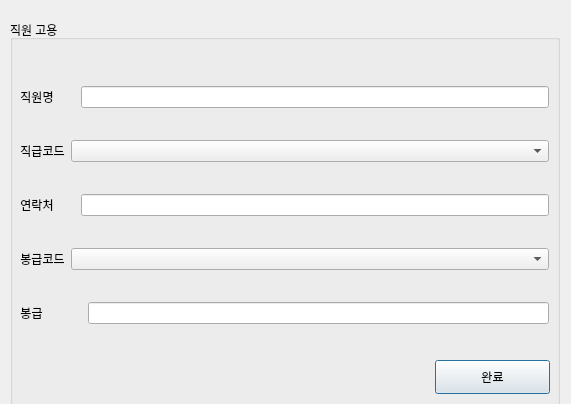
Old version of the form ui/직원고용.ui in the repository johnnyapu15/IDB.
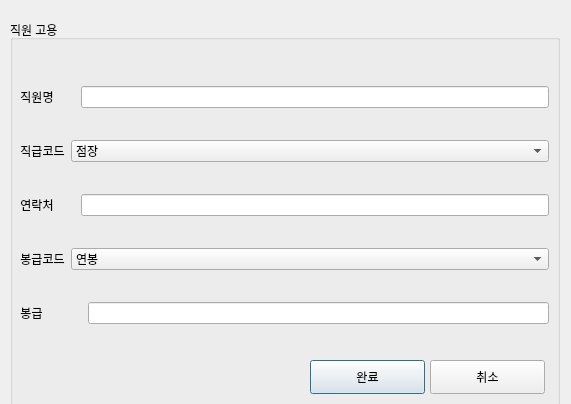
New version of the form.

```diff
--- a/ui/직원고용.ui
+++ b/ui/직원고용.ui
@@ -68,7 +68,7 @@
    <widget class="QPushButton" name="pushButton_21">
     <property name="geometry">
      <rect>
-      <x>425</x>
+      <x>300</x>
       <y>340</y>
       <width>115</width>
       <height>34</height>
@@ -149,7 +149,18 @@
         </widget>
        </item>
        <item>
-        <widget class="QComboBox" name="comboBox"/>
+        <widget class="QComboBox" name="comboBox">
+         <item>
+          <property name="text">
+           <string>점장</string>
+          </property>
+         </item>
+         <item>
+          <property name="text">
+           <string>알바</string>
+          </property>
+         </item>
+        </widget>
        </item>
       </layout>
      </item>
@@ -214,7 +225,23 @@
         </widget>
        </item>
        <item>
-        <widget class="QComboBox" name="comboBox_2"/>
+        <widget class="QComboBox" name="comboBox_2">
+         <item>
+          <property name="text">
+           <string>연봉</string>
+          </property>
+         </item>
+         <item>
+          <property name="text">
+           <string>월급</string>
+          </property>
+         </item>
+         <item>
+          <property name="text">
+           <string>시급</string>
+          </property>
+         </item>
+        </widget>
        </item>
       </layout>
      </item>
@@ -259,6 +286,19 @@
      </item>
     </layout>
    </widget>
+   <widget class="QPushButton" name="pushButton_22">
+    <property name="geometry">
+     <rect>
+      <x>420</x>
+      <y>340</y>
+      <width>115</width>
+      <height>34</height>
+     </rect>
+    </property>
+    <property name="text">
+     <string>취소</string>
+    </property>
+   </widget>
   </widget>
  </widget>
  <resources/>
```
